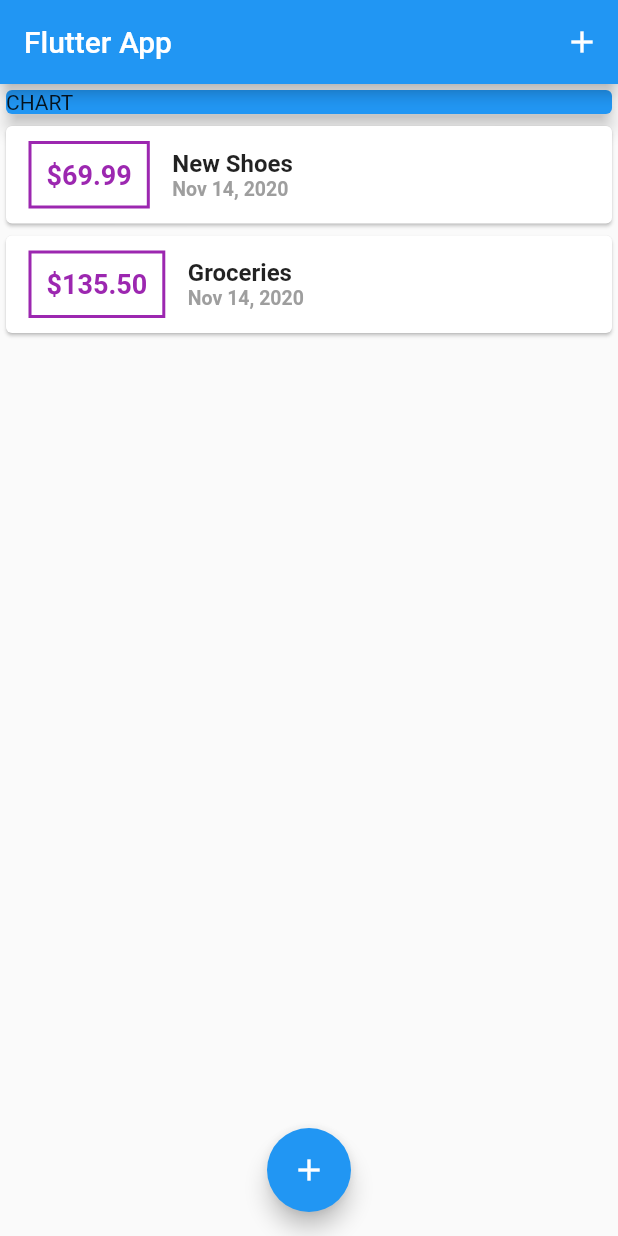
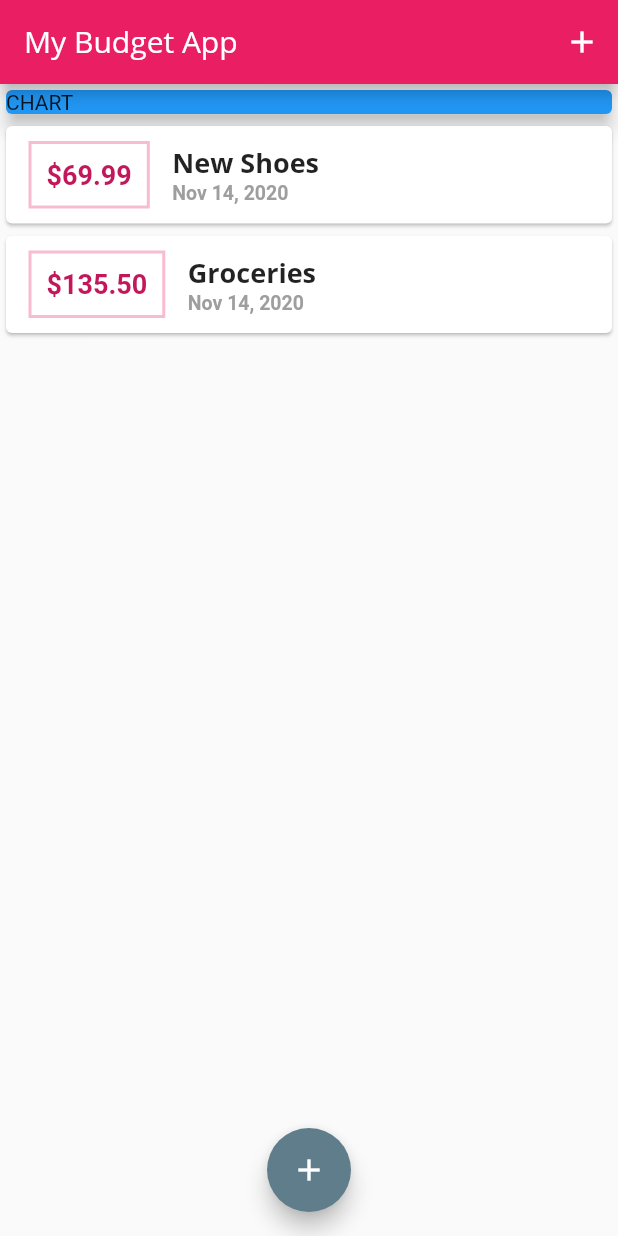
Before and after one commit to kishaprudente/flutter_budget_app, a Flutter app: the screen it shows after launch, on a phone screen of 412 x 824 dp. Run offline on Flutter 3.47's test engine with Material 2 defaults, Android fonts, the phone set to English and light mode, and no system bars.

Commit message:
added theme

```diff
--- a/lib/main.dart
+++ b/lib/main.dart
@@ -11,7 +11,27 @@ class MyApp extends StatelessWidget {
   @override
   Widget build(BuildContext context) {
     return MaterialApp(
-      title: 'Flutter App',
+      title: 'My Budget App',
+      theme: ThemeData(
+        primarySwatch: Colors.pink,
+        accentColor: Colors.blueGrey,
+        fontFamily: 'Quicksand',
+        textTheme: ThemeData.light().textTheme.copyWith(
+              title: TextStyle(
+                fontFamily: 'OpenSans',
+                fontWeight: FontWeight.bold,
+                fontSize: 18,
+              ),
+            ),
+        appBarTheme: AppBarTheme(
+          textTheme: ThemeData.light().textTheme.copyWith(
+                title: TextStyle(
+                  fontFamily: 'OpenSans',
+                  fontSize: 20,
+                ),
+              ),
+        ),
+      ),
       home: MyHomePage(),
     );
   }
@@ -56,6 +76,7 @@ class _MyHomePageState extends State<MyHomePage> {
       builder: (_) {
         return GestureDetector(
           onTap: () {},
+          behavior: HitTestBehavior.opaque,
           child: NewTransaction(_addNewTransaction),
         );
       },
@@ -66,7 +87,7 @@ class _MyHomePageState extends State<MyHomePage> {
   Widget build(BuildContext context) {
     return Scaffold(
       appBar: AppBar(
-        title: Text('Flutter App'),
+        title: Text('My Budget App'),
         actions: <Widget>[
           IconButton(
             icon: Icon(Icons.add),
--- a/lib/widgets/new_transaction.dart
+++ b/lib/widgets/new_transaction.dart
@@ -25,6 +25,8 @@ class _NewTransactionState extends State<NewTransaction> {
       enteredTitle,
       enteredAmount,
     );
+
+    Navigator.of(context).pop();
   }
 
   @override
--- a/lib/widgets/transaction_list.dart
+++ b/lib/widgets/transaction_list.dart
@@ -24,7 +24,7 @@ class TransactionList extends StatelessWidget {
                   ),
                   decoration: BoxDecoration(
                     border: Border.all(
-                      color: Colors.purple,
+                      color: Theme.of(context).primaryColorLight,
                       width: 2,
                     ),
                   ),
@@ -34,7 +34,7 @@ class TransactionList extends StatelessWidget {
                     style: TextStyle(
                       fontWeight: FontWeight.bold,
                       fontSize: 18,
-                      color: Colors.purple,
+                      color: Theme.of(context).primaryColorDark,
                     ),
                   ),
                 ),
@@ -43,10 +43,7 @@ class TransactionList extends StatelessWidget {
                   children: <Widget>[
                     Text(
                       transactions[index].title,
-                      style: TextStyle(
-                        fontWeight: FontWeight.bold,
-                        fontSize: 16,
-                      ),
+                      style: Theme.of(context).textTheme.title,
                     ),
                     Text(
                       DateFormat.yMMMd().format(transactions[index].date),
```
